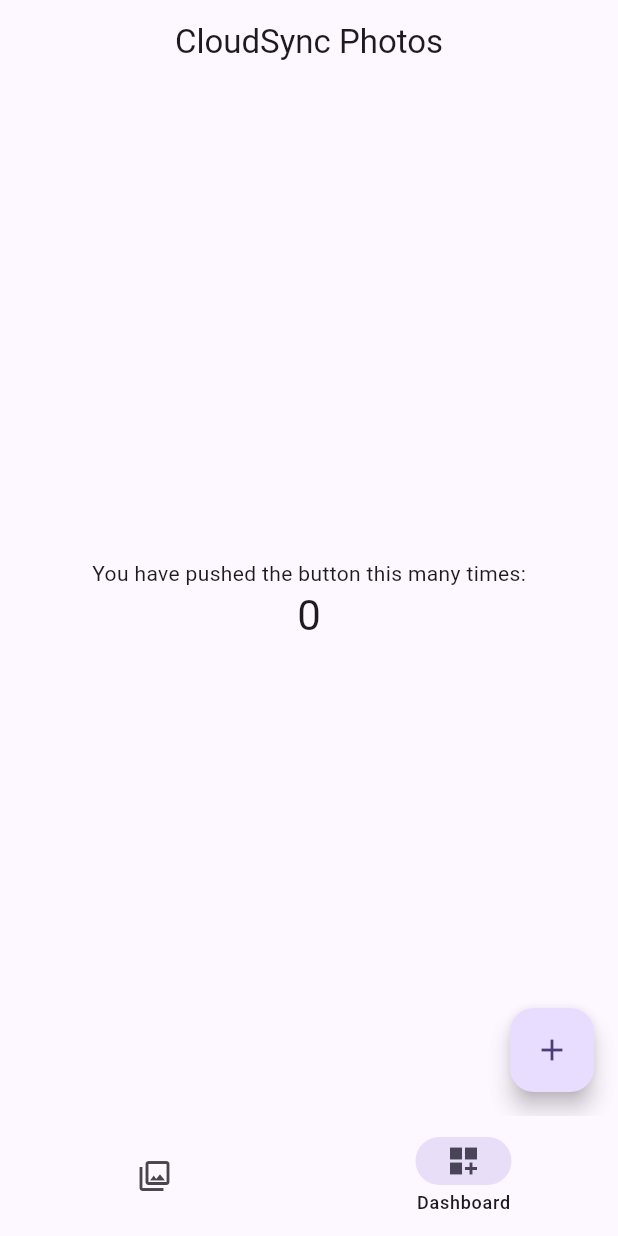
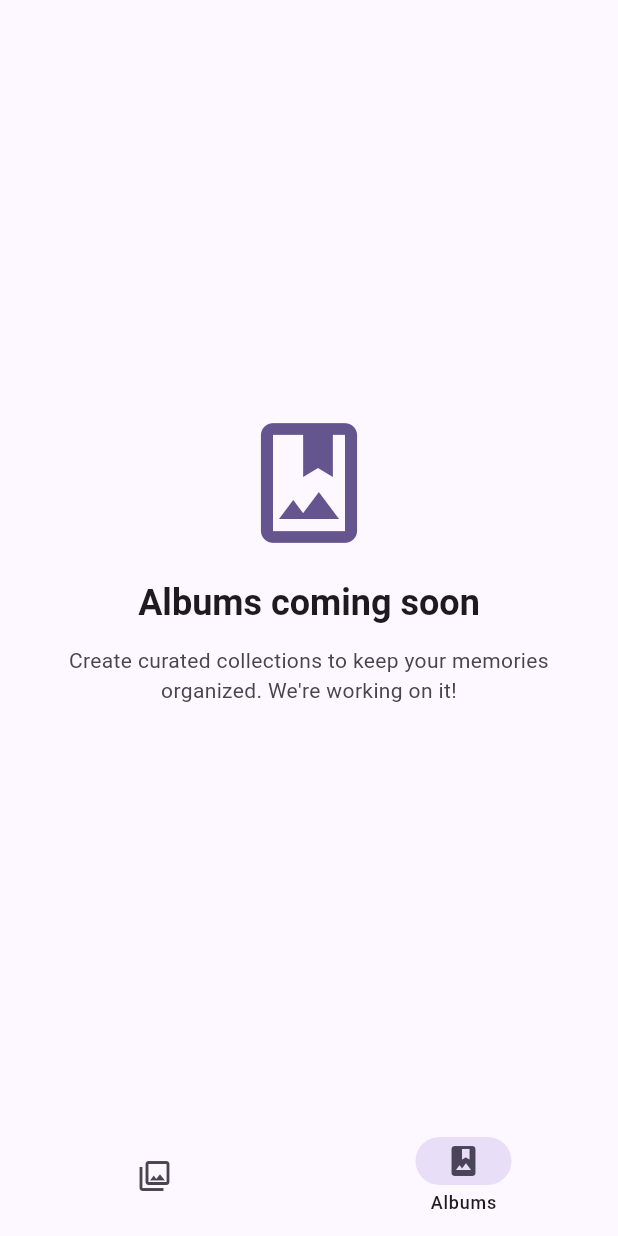
Before and after one commit to TechnicalShree/flutter_cloud_sync_photos, a Flutter app: the screen it shows after launch, item 2 of the bottom bar chosen, on a phone screen of 412 x 824 dp. Run offline on Flutter 3.47's test engine with Material 3 defaults, Android fonts, the phone set to English and light mode, and no system bars; our stand-ins replace connectivity_plus, shared_preferences; missing offline and left inert: photo_manager, photo_manager_image_provider.

Commit message:
Replace counter tab with albums navigation

```diff
--- a/lib/app.dart
+++ b/lib/app.dart
@@ -4,7 +4,7 @@ import 'core/constants/app_strings.dart';
 import 'core/theme/app_theme.dart';
 import 'features/auth/presentation/pages/login_page.dart';
 import 'features/auth/presentation/widgets/auth_gate.dart';
-import 'features/counter/presentation/pages/counter_page.dart';
+import 'features/albums/presentation/pages/album_page.dart';
 import 'features/home/presentation/pages/home_page.dart';
 
 class CloudSyncPhotosApp extends StatelessWidget {
@@ -22,7 +22,7 @@ class CloudSyncPhotosApp extends StatelessWidget {
       routes: {
         LoginPage.routeName: (_) => const LoginPage(),
         HomePage.routeName: (_) => const HomePage(),
-        CounterPage.routeName: (_) => const CounterPage(),
+        AlbumPage.routeName: (_) => const AlbumPage(),
       },
     );
   }
--- /dev/null
+++ b/lib/features/albums/presentation/pages/album_page.dart
@@ -0,0 +1,50 @@
+import 'package:flutter/material.dart';
+
+class AlbumPage extends StatelessWidget {
+  const AlbumPage({super.key});
+
+  static const String routeName = '/albums';
+
+  @override
+  Widget build(BuildContext context) {
+    final theme = Theme.of(context);
+
+    return Scaffold(
+      backgroundColor: theme.colorScheme.surface,
+      body: SafeArea(
+        child: Center(
+          child: Padding(
+            padding: const EdgeInsets.symmetric(horizontal: 32),
+            child: Column(
+              mainAxisAlignment: MainAxisAlignment.center,
+              children: [
+                Icon(
+                  Icons.photo_album_outlined,
+                  size: 96,
+                  color: theme.colorScheme.primary,
+                ),
+                const SizedBox(height: 16),
+                Text(
+                  'Albums coming soon',
+                  style: theme.textTheme.headlineSmall?.copyWith(
+                    fontWeight: FontWeight.w700,
+                  ),
+                  textAlign: TextAlign.center,
+                ),
+                const SizedBox(height: 12),
+                Text(
+                  'Create curated collections to keep your memories organized. '
+                  'We\'re working on it!',
+                  style: theme.textTheme.bodyMedium?.copyWith(
+                    color: theme.colorScheme.onSurfaceVariant,
+                  ),
+                  textAlign: TextAlign.center,
+                ),
+              ],
+            ),
+          ),
+        ),
+      ),
+    );
+  }
+}
--- a/lib/features/counter/presentation/pages/counter_page.dart
+++ /dev/null
@@ -1,14 +0,0 @@
-import 'package:flutter/material.dart';
-
-import '../widgets/counter_view.dart';
-
-class CounterPage extends StatelessWidget {
-  const CounterPage({super.key});
-
-  static const String routeName = '/counter';
-
-  @override
-  Widget build(BuildContext context) {
-    return const CounterView();
-  }
-}
--- a/lib/features/counter/presentation/widgets/counter_view.dart
+++ /dev/null
@@ -1,43 +0,0 @@
-import 'package:flutter/material.dart';
-
-import '../../../../core/constants/app_strings.dart';
-
-class CounterView extends StatefulWidget {
-  const CounterView({super.key});
-
-  @override
-  State<CounterView> createState() => _CounterViewState();
-}
-
-class _CounterViewState extends State<CounterView> {
-  int _counter = 0;
-
-  void _incrementCounter() {
-    setState(() {
-      _counter++;
-    });
-  }
-
-  @override
-  Widget build(BuildContext context) {
-    final textTheme = Theme.of(context).textTheme;
-
-    return Scaffold(
-      appBar: AppBar(title: const Text(AppStrings.appTitle)),
-      body: Center(
-        child: Column(
-          mainAxisAlignment: MainAxisAlignment.center,
-          children: [
-            const Text(AppStrings.counterLabel),
-            Text('$_counter', style: textTheme.headlineMedium),
-          ],
-        ),
-      ),
-      floatingActionButton: FloatingActionButton(
-        onPressed: _incrementCounter,
-        tooltip: AppStrings.incrementTooltip,
-        child: const Icon(Icons.add),
-      ),
-    );
-  }
-}
--- a/lib/features/home/presentation/pages/home_page.dart
+++ b/lib/features/home/presentation/pages/home_page.dart
@@ -1,7 +1,7 @@
 import 'package:flutter/material.dart';
 
 import '../../../gallery/presentation/pages/gallery_page.dart';
-import '../../../counter/presentation/pages/counter_page.dart';
+import '../../../albums/presentation/pages/album_page.dart';
 
 class HomePage extends StatefulWidget {
   const HomePage({super.key});
@@ -20,9 +20,9 @@ class _HomePageState extends State<HomePage> {
       label: 'Gallery',
     ),
     NavigationDestination(
-      icon: Icon(Icons.dashboard_customize_outlined),
-      selectedIcon: Icon(Icons.dashboard_customize),
-      label: 'Dashboard',
+      icon: Icon(Icons.photo_album_outlined),
+      selectedIcon: Icon(Icons.photo_album),
+      label: 'Albums',
     ),
   ];
 
@@ -33,7 +33,7 @@ class _HomePageState extends State<HomePage> {
     final theme = Theme.of(context);
     final colorScheme = theme.colorScheme;
 
-    final pages = [const GalleryPage(), const CounterPage()];
+    final pages = [const GalleryPage(), const AlbumPage()];
 
     return Scaffold(
       body: AnimatedSwitcher(
```
Also changed, not shown: lib/features/albums/presentation/pages/albums_overview_page.dart (added, +12 -0 lines), lib/features/albums/presentation/widgets/album_empty_state.dart (added, +38 -0 lines), 2 other files.
